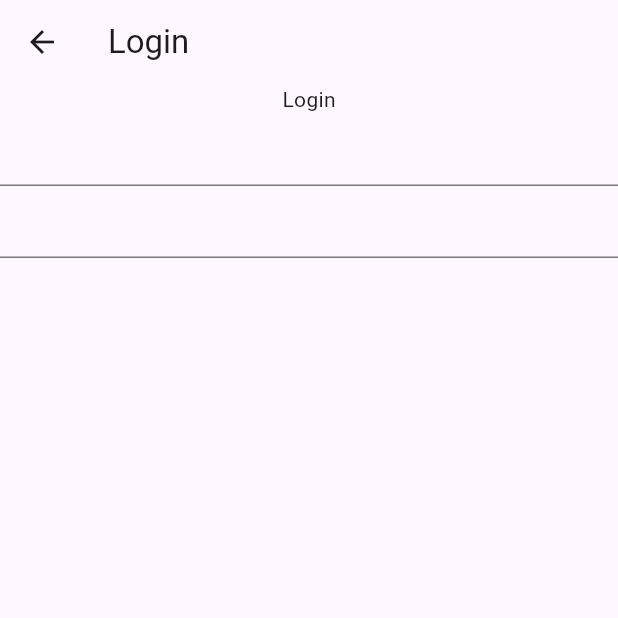
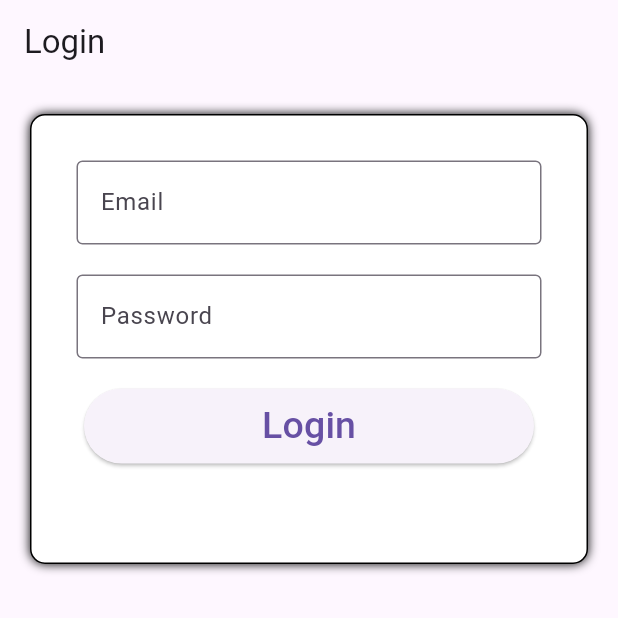
Before and after one commit to AudryVerly/MatchaHolicProjectUTS, a Flutter app: the Login screen opened directly, on a phone screen of 412 x 824 dp, the top half of it. Run offline on Flutter 3.47's test engine with Material 3 defaults, Android fonts, the light colour scheme and no system bars; our stand-ins replace shared_preferences; accounts and stored records are empty.

```diff
--- a/lib/screen/login.dart
+++ b/lib/screen/login.dart
@@ -1,48 +1,110 @@
 import 'package:flutter/material.dart';
+import 'package:flutter_matchaholic_project_uts/main.dart';
+import 'package:shared_preferences/shared_preferences.dart';
+
+void doLogin() async {
+  //later, we use web service here to check the user id and password
+  final prefs = await SharedPreferences.getInstance();
+  prefs.setString("user_id", active_user);
+  main();
+}
+
+class MyLogin extends StatelessWidget {
+  @override
+  Widget build(BuildContext context) {
+    return MaterialApp(
+      title: 'Matchaholic UTS',
+      theme: ThemeData(primarySwatch: Colors.blue),
+      home: Login(),
+    );
+  }
+}
 
 class Login extends StatefulWidget {
-  const Login({super.key});
-
   @override
   State<StatefulWidget> createState() {
     return _LoginState();
   }
 }
 
+class _LoginState extends State<Login> {
+  String _emailError = "";
 
-class _LoginState extends State<Login> {
-  final TextEditingController _emailController = TextEditingController();
-  final TextEditingController _passwordController = TextEditingController();
-
-  @override
-  void initState() {
-    super.initState();
-    _emailController.text = "";
-    _passwordController.text = "";
+  bool _validateEmail(String email) {
+    return email.isNotEmpty && email.contains('@');
   }
 
   @override
   Widget build(BuildContext context) {
     return Scaffold(
-      appBar: AppBar(title: const Text('Login')),
-      body: Center(child: Column(
+      appBar: AppBar(title: Text('Login')),
+
+      body: Container(
+        height: 300,
+        margin: EdgeInsets.all(20),
+        padding: EdgeInsets.all(20),
+        decoration: BoxDecoration(
+          borderRadius: BorderRadius.all(Radius.circular(10)),
+          border: Border.all(width: 1),
+          color: Colors.white,
+          boxShadow: [BoxShadow(blurRadius: 5)],
+        ),
+        child: Column(
           children: [
-            Text("Login"),
-            TextField(
-              controller: _emailController,
-              onChanged: (v) {
-                print(_emailController.text);
-                print(v);
-              },
+            Padding(
+              padding: EdgeInsets.all(10),
+              child: TextField(
+                decoration: InputDecoration(
+                  border: OutlineInputBorder(),
+                  labelText: 'Email',
+                  hintText: 'Enter valid email id as abc@gmail.com',
+                  errorText: _emailError.isEmpty ? null : _emailError,
+                ),
+                onChanged: (value) {
+                  setState(() {
+                    active_user = value;
+                    _emailError = _validateEmail(value)
+                        ? ''
+                        : 'Invalid email format';
+                  });
+                },
+              ),
             ),
-            TextField(
-              controller: _passwordController,
-              onChanged: (v) {
-                print(_passwordController.text);
-                print(v);
-              },
+            Padding(
+              padding: EdgeInsets.all(10),
+              child: TextField(
+                obscureText: true,
+                decoration: InputDecoration(
+                  border: OutlineInputBorder(),
+                  labelText: 'Password',
+                  hintText: 'Enter secure password',
+                ),
+              ),
             ),
-
+            Padding(
+              padding: EdgeInsets.all(10),
+              child: Container(
+                height: 50,
+                width: 300,
+                decoration: BoxDecoration(
+                  borderRadius: BorderRadius.circular(20),
+                ),
+                child: ElevatedButton(
+                  onPressed: () {
+                    if (_validateEmail(active_user)) {
+                      setState(() {
+                        doLogin(); // Call the login function
+                      });
+                    } else {
+                      setState(() {
+                        _emailError = 'Invalid email format';
+                      });
+                    }
+                  },
+                  child: Text('Login', style: TextStyle(fontSize: 25)),
+                ),
+              ),
+            ),
           ],
         ),
       ),
--- a/pubspec.yaml
+++ b/pubspec.yaml
@@ -34,6 +34,7 @@ dependencies:
   # The following adds the Cupertino Icons font to your application.
   # Use with the CupertinoIcons class for iOS style icons.
   cupertino_icons: ^1.0.8
+  shared_preferences: ^2.5.3
 
 dev_dependencies:
   flutter_test:
```
Also changed, not shown: lib/main.dart (+36 -10 lines), pubspec.lock, 1 other file.
